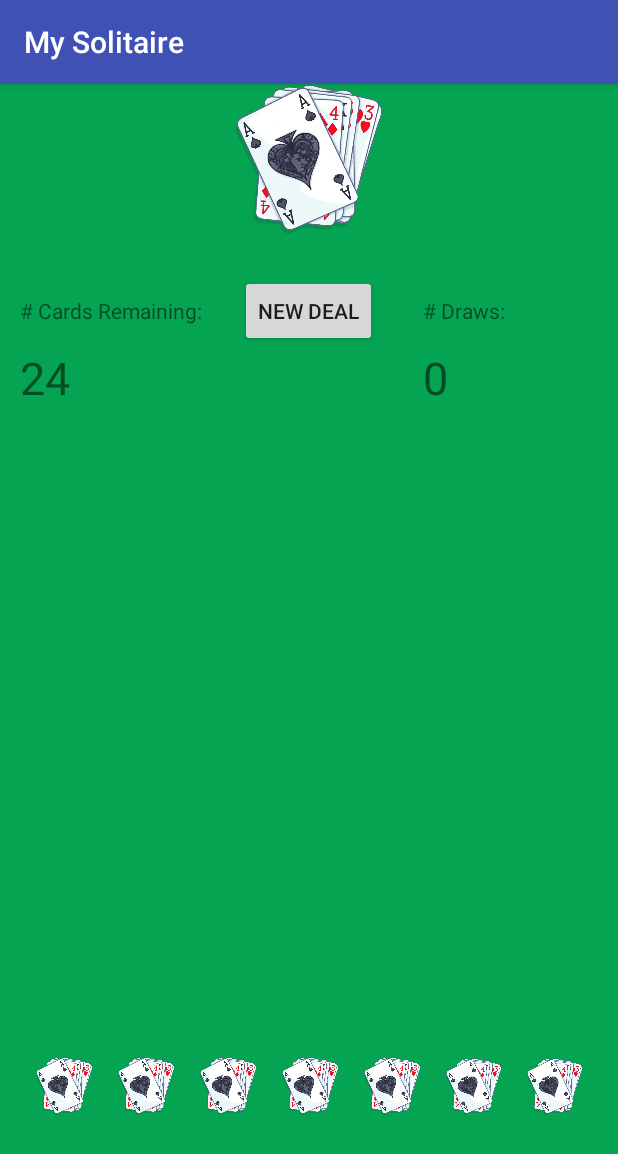
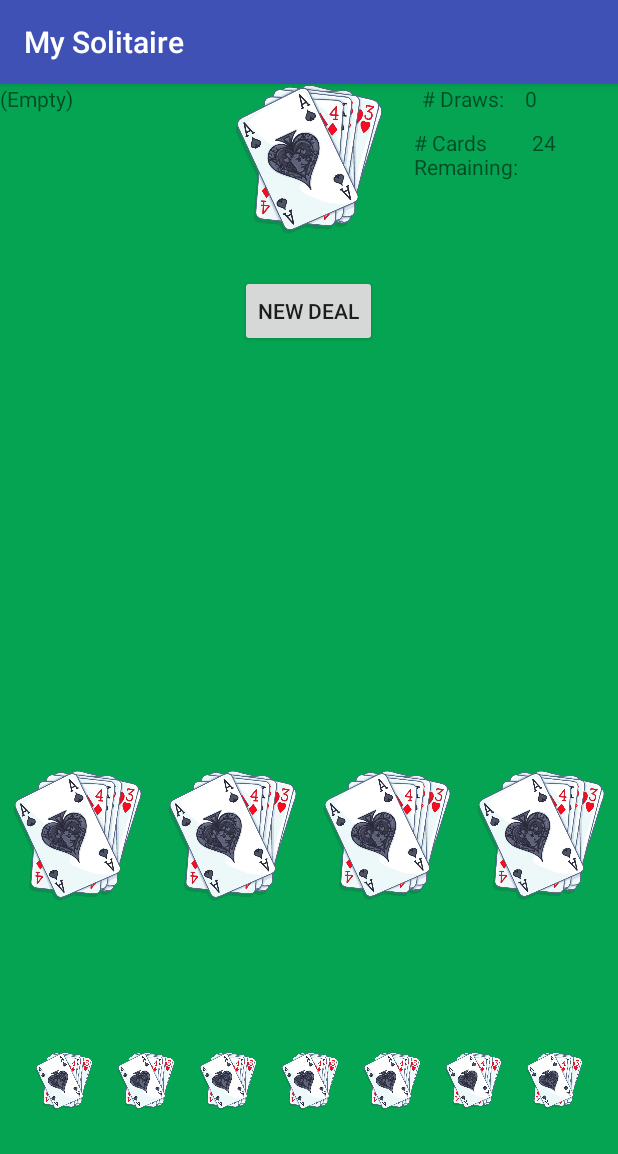
Before and after one commit to greg9strat/android-solitaire, an Android app: the PlayKlondike2Activity screen opened directly, with no data from a screen before it, after a tap on "NEW DEAL", on a phone screen of 412 x 824 dp. Shown: the top 1154 px of the screen. Run offline under Robolectric (Android 15) with nearby library versions, the phone set to English and light mode, and no system bars; our stand-ins replace ButterKnife.

Commit message:
A little more design on the game.

```diff
--- a/MySolitaire/app/src/main/java/com/gstratton/games/mysolitaire/models/Deck.java
+++ b/MySolitaire/app/src/main/java/com/gstratton/games/mysolitaire/models/Deck.java
@@ -27,8 +27,7 @@
     public static Deck create() {
         Stack<PlayingCard> cardsInDeck = new Stack<>();
 
-        for (Suits suit :
-                Suits.values()) {
+        for (Suits suit : Suits.values()) {
             for(byte i = 1; i < 14; i++) {
                 cardsInDeck.push(new PlayingCard(suit, i));
             }
@@ -42,8 +41,7 @@
      */
     public void shuffle() {
         Log.i(LOG_TAG, "Shuffling deck.");
-        // If running on Java 6 or older, use `new Random()` on RHS here
-//        Random rnd = ThreadLocalRandom.current();
+
         Random rnd = new Random();
 
         Log.d(LOG_TAG, String.format("There are currently %d cards in the deck.", this.cards.size()));
--- a/MySolitaire/app/src/main/java/com/gstratton/games/mysolitaire/models/games/KlondikeGame.java
+++ b/MySolitaire/app/src/main/java/com/gstratton/games/mysolitaire/models/games/KlondikeGame.java
@@ -40,6 +40,8 @@
     public int getDrawCounter() {return this.drawCounter;}
     public int getRemainingDrawCount() {return this.drawPile.getCardsRemaining();}
     public Stack<PlayingCard> getDiscardPile() {return this.discardPile;}
+    public List<FoundationPile> getFoundationPiles() {return this.foundationPiles;}
+    public List<PlayingCardPile> getTableau() {return this.tableau;}
 
     public void setup() {
         Log.i(LOG_TAG, "Setting up game...");
@@ -104,6 +106,11 @@
             if (this.drawPile.getCardsRemaining() < 1) {
                 Log.d(LOG_TAG, "Draw pile empty, resetting it.");
 
+                // TODO: something is still reversing the order of the cards - after resetting,
+                //       then the user sees the cards in the stack in reverse order...
+                //       For example, new deal; then click on deck 24 times (to exhaust it); it
+                //       should go empty; and then on the next click, you'll see the most recent
+                //       card that was pulled; and then the 2nd-most recent; and then...etc.
                 Stack<PlayingCard> reversedStack = new Stack<>();
                 for (PlayingCard card : this.discardPile) {
                     reversedStack.push(card);
@@ -138,4 +145,6 @@
         this.discardPile = new Stack<>();
         this.drawPile = null;
     }
+
+
 }
--- a/MySolitaire/app/src/main/java/com/gstratton/games/mysolitaire/models/games/PlayKlondike2Activity.java
+++ b/MySolitaire/app/src/main/java/com/gstratton/games/mysolitaire/models/games/PlayKlondike2Activity.java
@@ -9,8 +9,11 @@
 
 import com.gstratton.games.mysolitaire.R;
 import com.gstratton.games.mysolitaire.models.PlayingCard;
+import com.gstratton.games.mysolitaire.models.PlayingCardPile;
 
 import java.util.EmptyStackException;
+import java.util.List;
+import java.util.Stack;
 
 import butterknife.BindView;
 import butterknife.ButterKnife;
@@ -51,6 +54,22 @@
     @BindView(R.id.txtVisibleCard_DrawPile)
     TextView visibleDrawPile;
 
+    @BindView(R.id.txtPile1)
+    TextView txtPile1;
+
+    @BindView(R.id.txtPile2)
+    TextView txtPile2;
+    @BindView(R.id.txtPile3)
+    TextView txtPile3;
+    @BindView(R.id.txtPile4)
+    TextView txtPile4;
+    @BindView(R.id.txtPile5)
+    TextView txtPile5;
+    @BindView(R.id.txtPile6)
+    TextView txtPile6;
+    @BindView(R.id.txtPile7)
+    TextView txtPile7;
+
     @Override
     protected void onCreate(Bundle savedInstanceState) {
         Log.d(LOG_TAG, "Creating new activity");
@@ -81,7 +100,27 @@
             }
         } catch (EmptyStackException e) {
             // no cards left to draw from, deck was likely addCards
-            this.visibleDrawPile.setText("");
+            this.visibleDrawPile.setText(R.string.empty);
+        }
+
+        List<PlayingCardPile> tableau = game.getTableau();
+        if (!tableau.isEmpty()) {
+            txtPile1.setText(getTableauPileString(tableau.get(0).getStackOfCards()));
+            txtPile2.setText(getTableauPileString(tableau.get(1).getStackOfCards()));
+            txtPile3.setText(getTableauPileString(tableau.get(2).getStackOfCards()));
+            txtPile4.setText(getTableauPileString(tableau.get(3).getStackOfCards()));
+            txtPile5.setText(getTableauPileString(tableau.get(4).getStackOfCards()));
+            txtPile6.setText(getTableauPileString(tableau.get(5).getStackOfCards()));
+            txtPile7.setText(getTableauPileString(tableau.get(6).getStackOfCards()));
+        }
+    }
+
+    public String getTableauPileString(Stack<PlayingCard> tableauStack) {
+        if (tableauStack == null || tableauStack.isEmpty()) {
+            return getString(R.string.empty);
+        } else {
+            // set the text to the top card
+            return tableauStack.peek().toString();
         }
     }
 
--- a/MySolitaire/app/src/main/res/layout/activity_play_klondike.xml
+++ b/MySolitaire/app/src/main/res/layout/activity_play_klondike.xml
@@ -26,10 +26,56 @@
         android:text="@string/new_deal" />
 
     <LinearLayout
+        android:id="@+id/foundationLayout"
+        android:layout_width="match_parent"
+        android:layout_height="120dp"
+        android:layout_above="@+id/pileLayout"
+        android:layout_alignParentLeft="true"
+        android:layout_alignParentStart="true">
+
+        <ImageView
+            android:id="@+id/foundation1"
+            android:layout_width="match_parent"
+            android:layout_height="match_parent"
+            android:layout_weight="1"
+            android:padding="@dimen/card_tableau_padding"
+            android:scaleType="centerInside"
+            android:src="@drawable/deck" />
+
+        <ImageView
+            android:id="@+id/foundation2"
+            android:layout_width="match_parent"
+            android:layout_height="match_parent"
+            android:layout_weight="1"
+            android:padding="@dimen/card_tableau_padding"
+            android:scaleType="centerInside"
+            android:src="@drawable/deck" />
+
+        <ImageView
+            android:id="@+id/foundation3"
+            android:layout_width="match_parent"
+            android:layout_height="match_parent"
+            android:layout_weight="1"
+            android:padding="@dimen/card_tableau_padding"
+            android:scaleType="centerInside"
+            android:src="@drawable/deck" />
+
+        <ImageView
+            android:id="@+id/foundation4"
+            android:layout_width="match_parent"
+            android:layout_height="match_parent"
+            android:layout_weight="1"
+            android:padding="@dimen/card_tableau_padding"
+            android:scaleType="centerInside"
+            android:src="@drawable/deck" />
+    </LinearLayout>
+
+    <LinearLayout
+        android:id="@+id/pileLayout"
         android:layout_width="wrap_content"
-        android:layout_height="200dp"
+        android:layout_height="207dp"
+        android:layout_alignParentBottom="true"
         android:background="@color/green_table"
-        android:layout_alignParentBottom="true"
         android:orientation="horizontal"
         android:padding="15dp">
 
@@ -98,53 +144,97 @@
 
     </LinearLayout>
 
+    <LinearLayout
+        android:id="@+id/stackLayout"
+        android:layout_width="match_parent"
+        android:layout_height="30dp"
+        android:layout_alignParentBottom="true"
+        android:layout_marginBottom="10dp"
+        android:orientation="horizontal"
+        android:padding="15dp">
+
+        <TextView
+            android:id="@+id/txtPile1"
+            android:layout_width="match_parent"
+            android:layout_height="match_parent"
+            android:layout_weight="1" />
+        <TextView
+            android:id="@+id/txtPile2"
+            android:layout_width="match_parent"
+            android:layout_height="match_parent"
+            android:layout_weight="1"/>
+        <TextView
+            android:id="@+id/txtPile3"
+            android:layout_width="match_parent"
+            android:layout_height="match_parent"
+            android:layout_weight="1"/>
+        <TextView
+            android:id="@+id/txtPile4"
+            android:layout_width="match_parent"
+            android:layout_height="match_parent"
+            android:layout_weight="1"/>
+        <TextView
+            android:id="@+id/txtPile5"
+            android:layout_width="match_parent"
+            android:layout_height="match_parent"
+            android:layout_weight="1"/>
+        <TextView
+            android:id="@+id/txtPile6"
+            android:layout_width="match_parent"
+            android:layout_height="match_parent"
+            android:layout_weight="1"/>
+        <TextView
+            android:id="@+id/txtPile7"
+            android:layout_width="match_parent"
+            android:layout_height="match_parent"
+            android:layout_weight="1"/>
+    </LinearLayout>
+
     <TextView
         android:id="@+id/lblCardsRemaining"
-        android:layout_width="wrap_content"
+        android:layout_width="74dp"
         android:layout_height="wrap_content"
-        android:layout_alignParentLeft="true"
-        android:layout_alignParentStart="true"
         android:layout_alignParentTop="true"
-        android:layout_marginLeft="13dp"
-        android:layout_marginStart="13dp"
-        android:layout_marginTop="141dp"
-        android:text="@string/cards_remaining_label" />
+        android:layout_marginTop="29dp"
+        android:layout_toStartOf="@+id/txtDrawCount"
+        android:text="@string/cards_remaining_label"
+        android:layout_toLeftOf="@+id/txtDrawCount" />
 
     <TextView
         android:id="@+id/txtCardsRemainingCount"
-        android:layout_width="107dp"
-        android:layout_height="58dp"
-        android:layout_alignStart="@+id/lblCardsRemaining"
-        android:layout_below="@+id/btn_new_deal"
+        android:layout_width="57dp"
+        android:layout_height="wrap_content"
+        android:layout_alignParentEnd="true"
+        android:layout_alignTop="@+id/lblCardsRemaining"
         android:text="0"
-        android:textSize="30sp"
-        android:layout_alignLeft="@+id/lblCardsRemaining" />
+        android:layout_alignParentRight="true" />
 
     <TextView
         android:id="@+id/lblDrawCount"
         android:layout_width="wrap_content"
         android:layout_height="wrap_content"
         android:layout_alignParentEnd="true"
-        android:layout_alignTop="@+id/lblCardsRemaining"
-        android:layout_marginEnd="75dp"
-        android:text="# Draws:" />
+        android:layout_alignParentTop="true"
+        android:layout_marginEnd="76dp"
+        android:text="# Draws:"
+        android:layout_alignParentRight="true"
+        android:layout_marginRight="76dp" />
 
     <TextView
         android:id="@+id/txtDrawCount"
-        android:layout_width="85dp"
-        android:layout_height="56dp"
-        android:layout_alignStart="@+id/lblDrawCount"
-        android:layout_below="@+id/btn_new_deal"
+        android:layout_width="62dp"
+        android:layout_height="wrap_content"
+        android:layout_alignParentEnd="true"
+        android:layout_alignParentTop="true"
         android:text="0"
-        android:textSize="30sp" />
+        android:layout_alignParentRight="true" />
 
     <TextView
         android:id="@+id/txtVisibleCard_DrawPile"
-        android:layout_width="99dp"
-        android:layout_height="55dp"
-        android:layout_alignParentTop="true"
-        android:layout_alignStart="@+id/lblCardsRemaining"
-        android:layout_marginTop="17dp" />
+        android:layout_width="88dp"
+        android:layout_height="50dp"
+        android:layout_alignParentStart="true"
+        android:layout_alignParentTop="true" />
 
 
 </RelativeLayout>
--- a/MySolitaire/app/src/main/res/values/strings.xml
+++ b/MySolitaire/app/src/main/res/values/strings.xml
@@ -12,4 +12,5 @@
     <string name="card_fragment_contentDescription">suit</string>
     <string name="cards_remaining_label"># Cards Remaining:</string>
     <string name="new_deal">New Deal</string>
+    <string name="empty">(Empty)</string>
 </resources>
```
Also changed, not shown: 2 other files.
